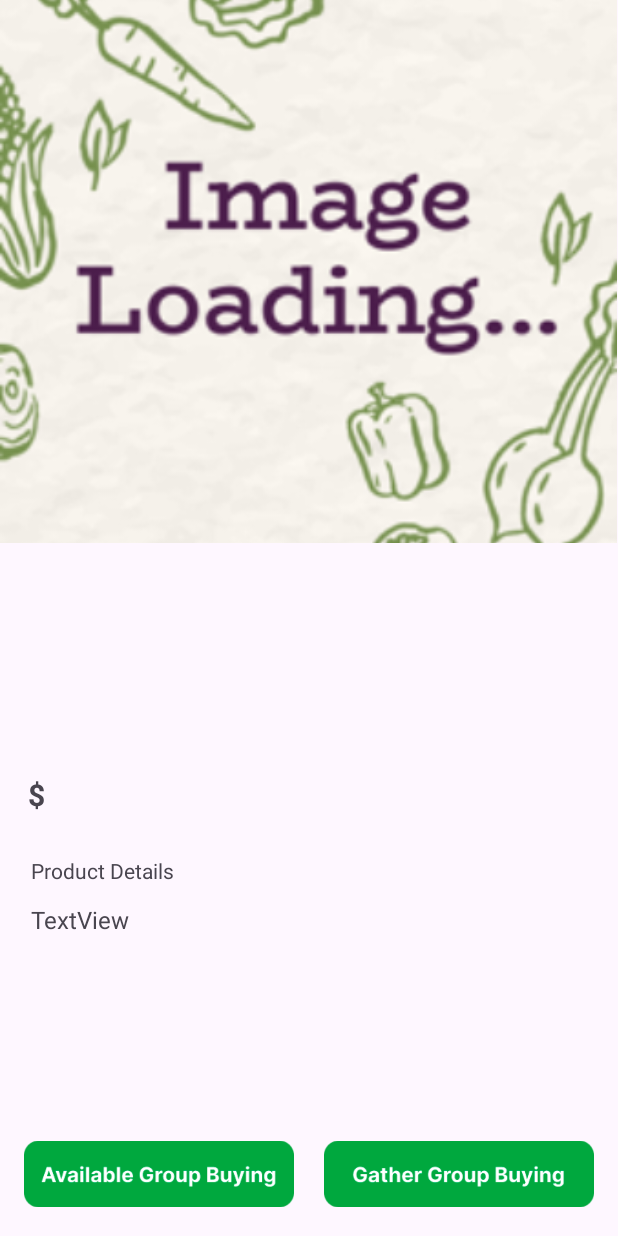
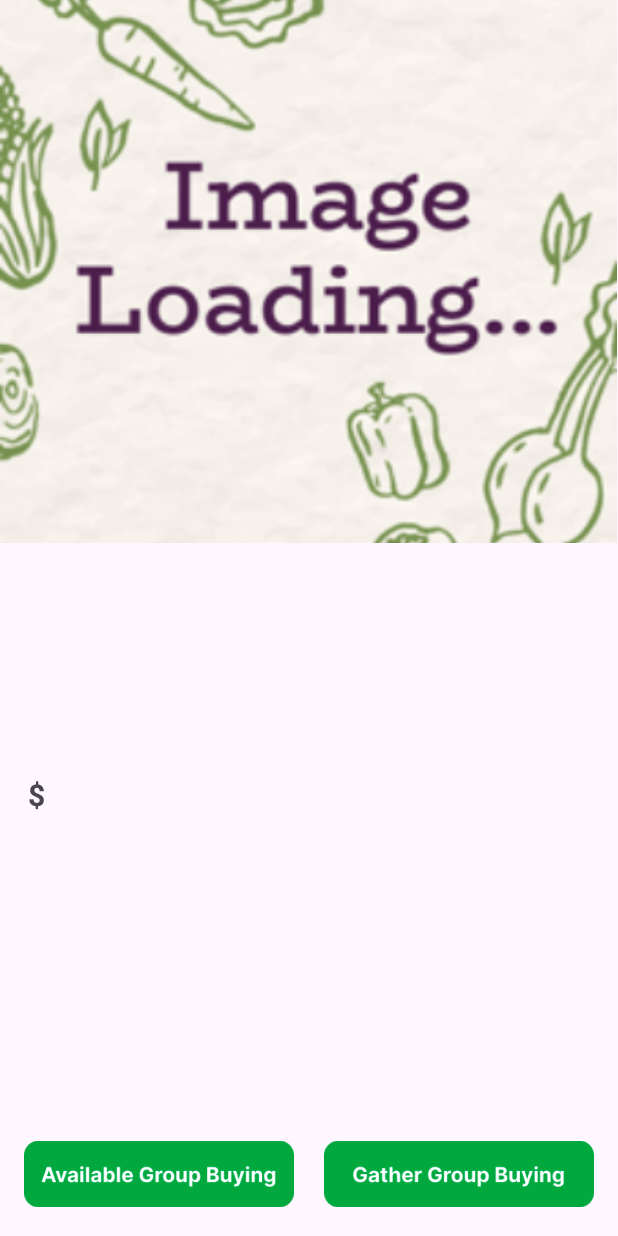
Before and after one commit to gumchinjun/VeggieNeighbor, an Android app: the ProductDetails screen opened directly, with no data from a screen before it, on a phone screen of 412 x 824 dp. Run offline under Robolectric (Android 15) with nearby library versions, the phone set to English and light mode, and no system bars; our stand-ins replace Firebase (no records; nobody signed in at launch, a user with empty details on screens opened directly); pictures from the network do not load; 1 statement that could not run was skipped.

Commit message:
second commit, edit errors

```diff
--- a/app/src/main/java/com/example/veggieneighbors/CreatePost.kt
+++ b/app/src/main/java/com/example/veggieneighbors/CreatePost.kt
@@ -17,6 +17,8 @@ class CreatePost : AppCompatActivity() {
         binding = ActivityCreatePostBinding.inflate(layoutInflater)
         setContentView(binding.root)
         super.onCreate(savedInstanceState)
+
+        binding.productID.text = intent.getStringExtra("productId")
 
         calculatePrice()
         gatherBtnClickListener()
--- a/app/src/main/java/com/example/veggieneighbors/ProductsFragment.kt
+++ b/app/src/main/java/com/example/veggieneighbors/ProductsFragment.kt
@@ -90,7 +90,7 @@ class ProductsFragment : Fragment(), CategorySelectionListener{
     }
 
     fun showCategoryRecycler(){
-        val categoryList = arrayListOf<String>("Fruits","Vegetables","Organic","Herbs","Ugly")
+        val categoryList = arrayListOf<String>("Fruits","Vegetables","grains")
 
         val categoryRecyclerAdapter = categoryRecyclerAdapter (categoryList,this)
         binding.categoryRecyclerView.adapter = categoryRecyclerAdapter
--- a/app/src/main/res/layout/activity_create_post.xml
+++ b/app/src/main/res/layout/activity_create_post.xml
@@ -87,6 +87,7 @@
         android:backgroundTint="#7F9382"
         android:ems="10"
         android:inputType="text"
+        android:textColorHint="#44703F"
         android:textSize="17sp"
         app:layout_constraintBottom_toBottomOf="parent"
         app:layout_constraintEnd_toEndOf="parent"
@@ -116,6 +117,7 @@
         android:backgroundTint="#7F9382"
         android:ems="10"
         android:inputType="text"
+        android:textColorHint="#44703F"
         android:textSize="17sp"
         app:layout_constraintBottom_toBottomOf="parent"
         app:layout_constraintEnd_toEndOf="parent"
@@ -145,6 +147,7 @@
         android:backgroundTint="#7F9382"
         android:ems="10"
         android:inputType="text"
+        android:textColorHint="#44703F"
         android:textSize="17sp"
         app:layout_constraintBottom_toBottomOf="parent"
         app:layout_constraintEnd_toEndOf="parent"
@@ -205,6 +208,7 @@
         android:backgroundTint="#7F9382"
         android:ems="10"
         android:inputType="text"
+        android:textColorHint="#44703F"
         android:textSize="17sp"
         app:layout_constraintBottom_toBottomOf="parent"
         app:layout_constraintEnd_toEndOf="parent"
--- a/app/src/main/res/layout/activity_product_details.xml
+++ b/app/src/main/res/layout/activity_product_details.xml
@@ -77,33 +77,6 @@
         app:layout_constraintVertical_bias="0.647" />
 
     <TextView
-        android:id="@+id/textView11"
-        android:layout_width="wrap_content"
-        android:layout_height="wrap_content"
-        android:text="Product Details"
-        android:textAlignment="viewStart"
-        app:layout_constraintBottom_toBottomOf="parent"
-        app:layout_constraintEnd_toEndOf="parent"
-        app:layout_constraintHorizontal_bias="0.066"
-        app:layout_constraintStart_toStartOf="parent"
-        app:layout_constraintTop_toTopOf="parent"
-        app:layout_constraintVertical_bias="0.709" />
-
-    <TextView
-        android:id="@+id/productDescTxt"
-        android:layout_width="wrap_content"
-        android:layout_height="wrap_content"
-        android:text="TextView"
-        android:textAlignment="viewStart"
-        android:textSize="16sp"
-        app:layout_constraintBottom_toBottomOf="parent"
-        app:layout_constraintEnd_toEndOf="parent"
-        app:layout_constraintHorizontal_bias="0.059"
-        app:layout_constraintStart_toStartOf="parent"
-        app:layout_constraintTop_toTopOf="parent"
-        app:layout_constraintVertical_bias="0.751" />
-
-    <TextView
         android:id="@+id/textView13"
         android:layout_width="wrap_content"
         android:layout_height="wrap_content"
```
